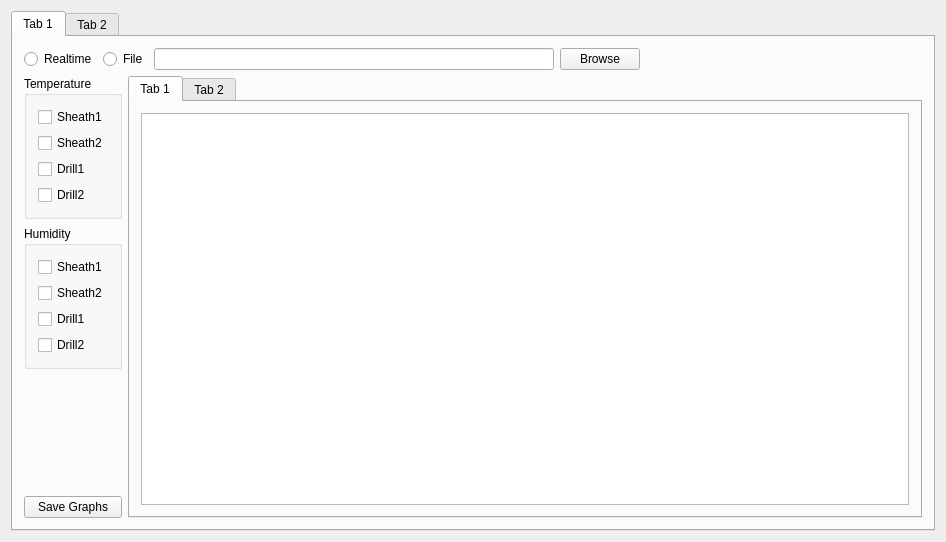
Above: mainwindow.ui from MissouriMRDT/Deprecated_Systems before the change. Below: the same form after it.
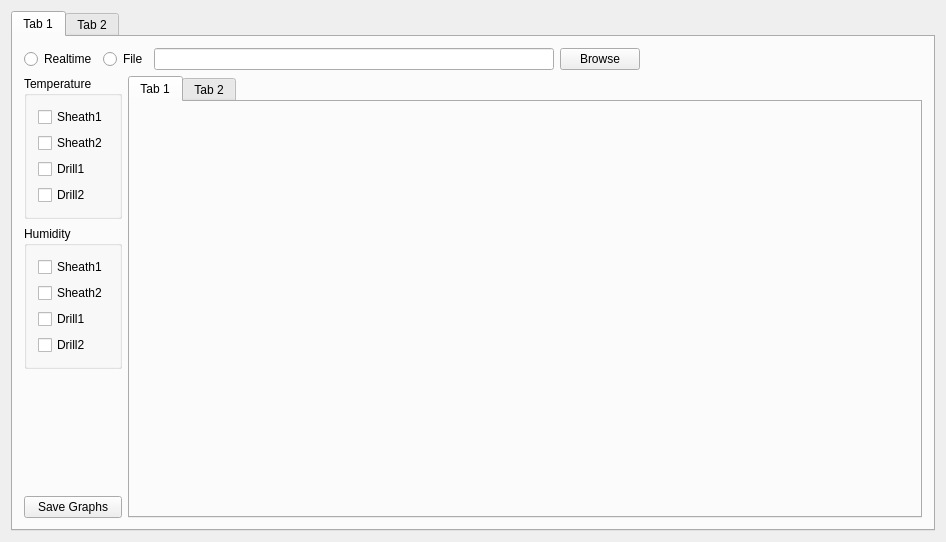
That is the form after the change.

Commit message: Remove placeholder text box.

```diff
--- a/mainwindow.ui
+++ b/mainwindow.ui
@@ -211,11 +211,7 @@
                <attribute name="title">
                 <string>Tab 1</string>
                </attribute>
-               <layout class="QHBoxLayout" name="horizontalLayout_3">
-                <item>
-                 <widget class="QPlainTextEdit" name="plainTextEdit"/>
-                </item>
-               </layout>
+               <layout class="QHBoxLayout" name="horizontalLayout_3"/>
               </widget>
               <widget class="QWidget" name="tab_2">
                <attribute name="title">
```
The commit also changes 2 other files.
